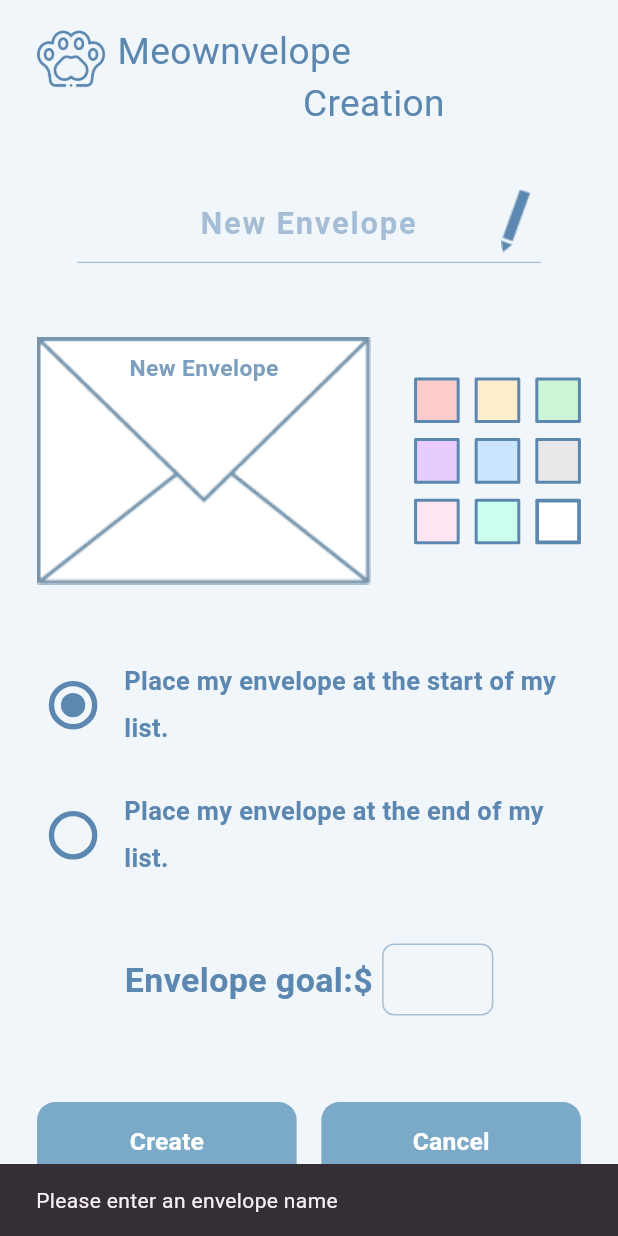
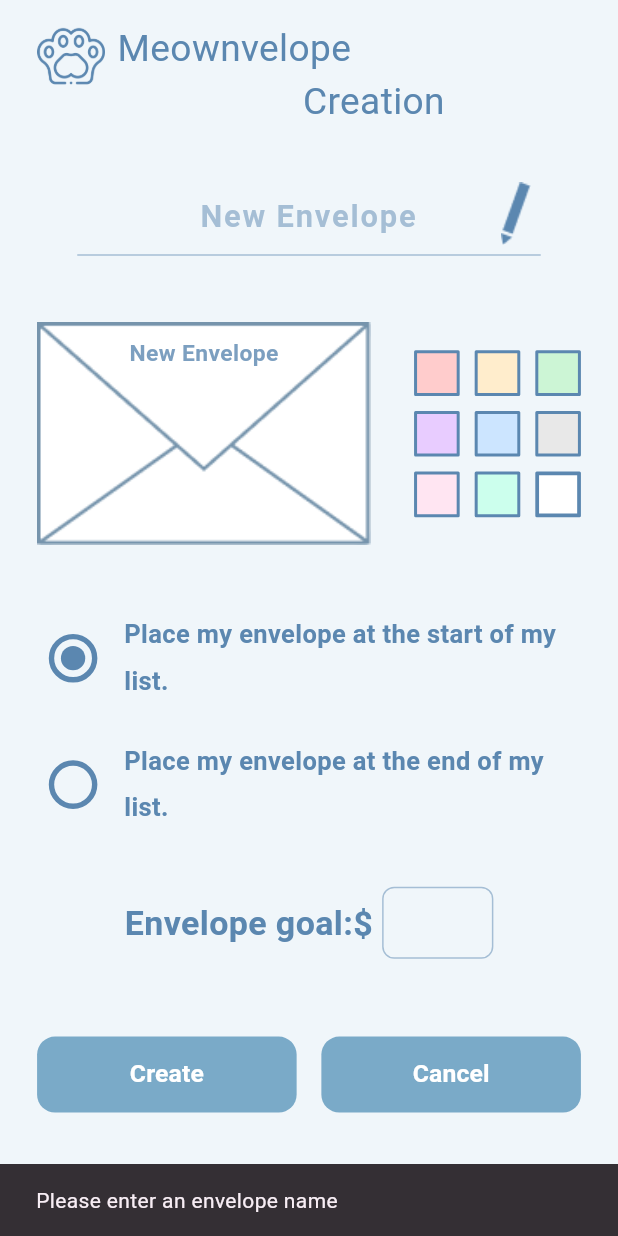
Before and after one commit to nicosetech/meownvelope, a Flutter app: the EnvelopeCreationPage screen opened directly, after a tap on "Create", on a phone screen of 412 x 824 dp. Run offline on Flutter 3.47's test engine with Material 3 defaults, Android fonts, the phone set to English and light mode, and no system bars; our stand-ins replace google_fonts, hive, hive_flutter; missing offline and left inert: dart:ffi; accounts and stored records are empty.

Commit message:
SCRUM-168: Fixing issues with goal input

```diff
--- a/meownvelope_mobile/lib/FlutterTestingPages/envelope_creation_page.dart
+++ b/meownvelope_mobile/lib/FlutterTestingPages/envelope_creation_page.dart
@@ -75,7 +75,6 @@
   // ── Save to Hive ───────────────────────────────────────────────
   Future<void> _createEnvelope() async {
     final name = _nameController.text.trim();
-    const nonInclusive = {'/','"','\'','*','\\', '#',};
 
     if (name.isEmpty) {
       ScaffoldMessenger.of(context).showSnackBar(
@@ -97,16 +96,28 @@
       );
     return;
     }
+    try {
+      double goal = double.tryParse(_goalController.text)!;
+      if (goal <= 0) {
+        ScaffoldMessenger.of(context).showSnackBar(
+        const SnackBar(content: Text('Goal must be greater than 0')),
+        );
+        return;
+      }
+      if (goal <= 0) {
+        ScaffoldMessenger.of(context).showSnackBar(
+        const SnackBar(content: Text('Goal must be greater than 0')),
+        );
+        return;
+      }
 
-    double goal = double.tryParse(_goalController.text)!;
-    if (goal <= 0) {
+      await HiveDatabase.newEnvelope(name, _selectedColor.value, goal, 0.0, await HiveDatabase.envelopeOrder(_placeAtStart));
+
+    } on Exception catch (exception) {
       ScaffoldMessenger.of(context).showSnackBar(
-        const SnackBar(content: Text('Goal must be greater than 0')),
+        SnackBar(content: Text('Goal must me a valid number')),
       );
-      return;
     }
-
-    await HiveDatabase.newEnvelope(name, _selectedColor.value, goal, 0.0, await HiveDatabase.envelopeOrder(_placeAtStart));
 
     if (context.mounted) {
       ScaffoldMessenger.of(context).showSnackBar(
@@ -123,10 +134,10 @@
       body: SafeArea(
         child: LayoutBuilder(
           builder: (context, constraints) {
-            final h = constraints.maxHeight;
-            final w = constraints.maxWidth;
+            final h = MediaQuery.of(context).size.height * 0.9;
+            final w = MediaQuery.of(context).size.width;
             return SingleChildScrollView(
-              physics: const NeverScrollableScrollPhysics(),
+              physics: const ClampingScrollPhysics(),
               padding: EdgeInsets.fromLTRB( w * 0.06, h * 0.02, w * 0.06, h * 0.05),
               child: Column(
                 crossAxisAlignment: CrossAxisAlignment.start,
@@ -246,7 +257,7 @@
                     flex: 2,
                     child: GridView.builder(
                       shrinkWrap: true,
-                      physics: const NeverScrollableScrollPhysics(),
+                      physics: const ClampingScrollPhysics(),
                       gridDelegate: const SliverGridDelegateWithFixedCrossAxisCount(
                         crossAxisCount: 3,
                         crossAxisSpacing: 10,
@@ -307,6 +318,10 @@
                   SizedBox(
                     width: w * 0.18,
                     child: TextField(
+                      inputFormatters: [
+                        LengthLimitingTextInputFormatter(10),
+                        FilteringTextInputFormatter.allow(RegExp(r'^\d*.?\d{0,2}'),),
+                      ],
                       controller: _goalController,
                       keyboardType: TextInputType.number,
                       style: _monoStyle(w * 0.04, _blueText,),
```
